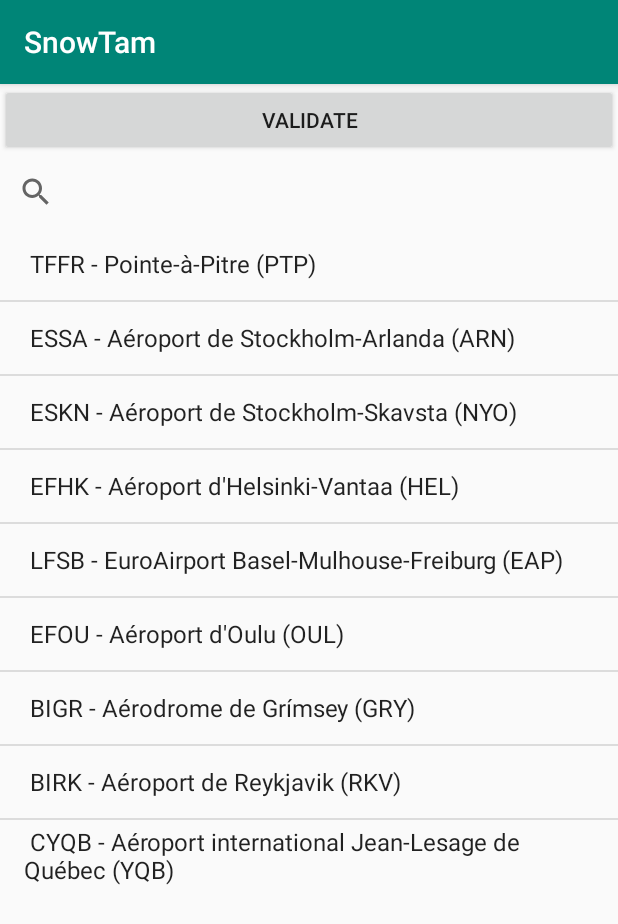
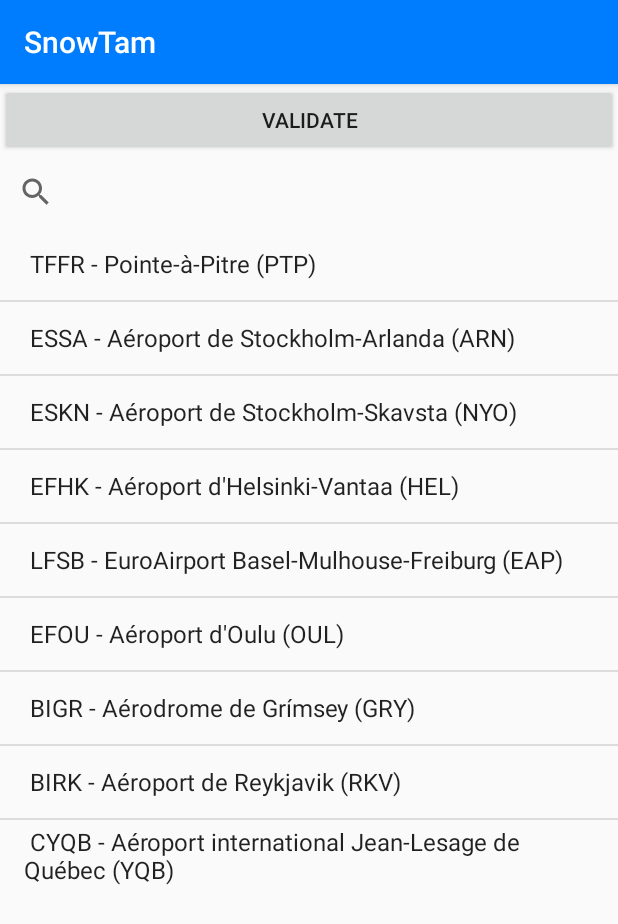
Before and after one commit to nack714/SnowTam, an Android app: the screen it shows after launch (MainActivity), on a phone screen of 412 x 824 dp. Shown: the top 924 px of the screen. Run offline under Robolectric (Android 15) with nearby library versions, the light colour scheme and no system bars.

Commit message:
Logo, splash screen et couleur

```diff
--- a/app/src/main/java/ensim/connesromane/snowtam/SplashScreen.java
+++ b/app/src/main/java/ensim/connesromane/snowtam/SplashScreen.java
@@ -32,7 +32,7 @@ public class SplashScreen extends AppCompatActivity {
      * Some older devices needs a small delay between UI widget updates
      * and a change of the status and navigation bar.
      */
-    private static final int UI_ANIMATION_DELAY = 300;
+    private static final int UI_ANIMATION_DELAY = AUTO_HIDE_DELAY_MILLIS;//300;
     private final Handler mHideHandler = new Handler();
     private View mContentView;
     private final Runnable mHidePart2Runnable = new Runnable() {
@@ -118,7 +118,7 @@ public class SplashScreen extends AppCompatActivity {
                 startActivity(i);
                 finish();
             }
-        }, 300);
+        }, AUTO_HIDE_DELAY_MILLIS);//300);
 
 
 
--- a/app/src/main/res/layout/activity_splash_screen.xml
+++ b/app/src/main/res/layout/activity_splash_screen.xml
@@ -49,7 +49,7 @@
         <ImageView
             android:id="@+id/imageView"
             android:layout_width="match_parent"
-            android:layout_height="428dp"
+            android:layout_height="700dp"
             app:srcCompat="@mipmap/ic_launcher_round" />
     </FrameLayout>
 
--- a/app/src/main/res/values/colors.xml
+++ b/app/src/main/res/values/colors.xml
@@ -1,6 +1,6 @@
 <?xml version="1.0" encoding="utf-8"?>
 <resources>
-    <color name="colorPrimary">#008577</color>
+    <color name="colorPrimary">#007DFF</color>
     <color name="colorPrimaryDark">#00574B</color>
     <color name="colorAccent">#D81B60</color>
 
--- a/app/src/main/res/values/ic_launcher_background.xml
+++ b/app/src/main/res/values/ic_launcher_background.xml
@@ -1,4 +1,4 @@
 <?xml version="1.0" encoding="utf-8"?>
 <resources>
-    <color name="ic_launcher_background">#26A69A</color>
+    <color name="ic_launcher_background">#ADADAD</color>
 </resources>
```
Also changed, not shown: app/src/main/ic_launcher-web.png, app/src/main/res/mipmap-hdpi/ic_launcher.png, app/src/main/res/mipmap-hdpi/ic_launcher_foreground.png, app/src/main/res/mipmap-hdpi/ic_launcher_round.png, app/src/main/res/mipmap-mdpi/ic_launcher.png, app/src/main/res/mipmap-mdpi/ic_launcher_foreground.png, app/src/main/res/mipmap-mdpi/ic_launcher_round.png, app/src/main/res/mipmap-xhdpi/ic_launcher.png, app/src/main/res/mipmap-xhdpi/ic_launcher_foreground.png, app/src/main/res/mipmap-xhdpi/ic_launcher_round.png, app/src/main/res/mipmap-xxhdpi/ic_launcher.png, app/src/main/res/mipmap-xxhdpi/ic_launcher_foreground.png, app/src/main/res/mipmap-xxhdpi/ic_launcher_round.png, app/src/main/res/mipmap-xxxhdpi/ic_launcher.png, 2 more files.
